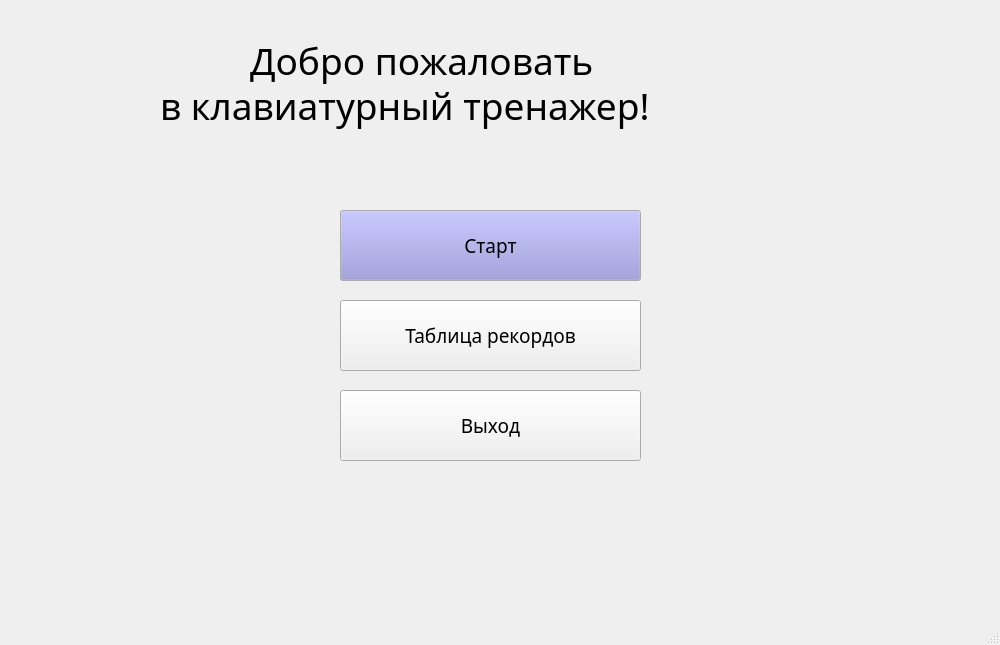
diquid/keyboardtrainer, file маша скинула/victory/menu.ui: the form before one commit.
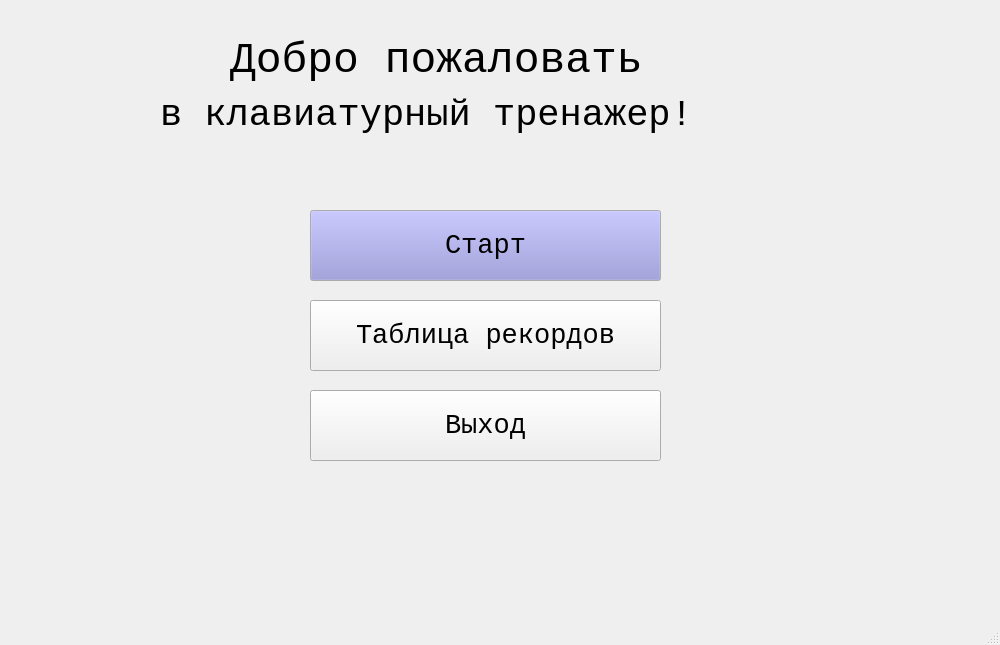
The form after the commit.

Patch:
```diff
--- a/маша скинула/victory/menu.ui
+++ b/маша скинула/victory/menu.ui
@@ -20,9 +20,9 @@
    <widget class="QPushButton" name="start">
     <property name="geometry">
      <rect>
-      <x>340</x>
+      <x>310</x>
       <y>210</y>
-      <width>301</width>
+      <width>351</width>
       <height>71</height>
      </rect>
     </property>
@@ -92,8 +92,8 @@
     </property>
     <property name="font">
      <font>
-      <family>Century Gothic</family>
-      <pointsize>14</pointsize>
+      <family>Courier New</family>
+      <pointsize>20</pointsize>
      </font>
     </property>
     <property name="text">
@@ -103,16 +103,16 @@
    <widget class="QLabel" name="label">
     <property name="geometry">
      <rect>
-      <x>250</x>
+      <x>230</x>
       <y>20</y>
-      <width>461</width>
+      <width>511</width>
       <height>81</height>
      </rect>
     </property>
     <property name="font">
      <font>
-      <family>Century Gothic</family>
-      <pointsize>28</pointsize>
+      <family>Courier New</family>
+      <pointsize>32</pointsize>
       <weight>50</weight>
       <bold>false</bold>
      </font>
@@ -125,14 +125,14 @@
     <property name="geometry">
      <rect>
       <x>160</x>
-      <y>70</y>
-      <width>631</width>
+      <y>80</y>
+      <width>651</width>
       <height>71</height>
      </rect>
     </property>
     <property name="font">
      <font>
-      <family>Century Gothic</family>
+      <family>Courier New</family>
       <pointsize>28</pointsize>
       <weight>50</weight>
       <bold>false</bold>
@@ -145,16 +145,16 @@
    <widget class="QPushButton" name="start_2">
     <property name="geometry">
      <rect>
-      <x>340</x>
+      <x>310</x>
       <y>300</y>
-      <width>301</width>
+      <width>351</width>
       <height>71</height>
      </rect>
     </property>
     <property name="font">
      <font>
-      <family>Century Gothic</family>
-      <pointsize>14</pointsize>
+      <family>Courier New</family>
+      <pointsize>20</pointsize>
      </font>
     </property>
     <property name="text">
@@ -164,16 +164,16 @@
    <widget class="QPushButton" name="start_3">
     <property name="geometry">
      <rect>
-      <x>340</x>
+      <x>310</x>
       <y>390</y>
-      <width>301</width>
+      <width>351</width>
       <height>71</height>
      </rect>
     </property>
     <property name="font">
      <font>
-      <family>Century Gothic</family>
-      <pointsize>14</pointsize>
+      <family>Courier New</family>
+      <pointsize>20</pointsize>
      </font>
     </property>
     <property name="text">
```
Left out of the diff: 6 changed lines with no effect on the pictures.
